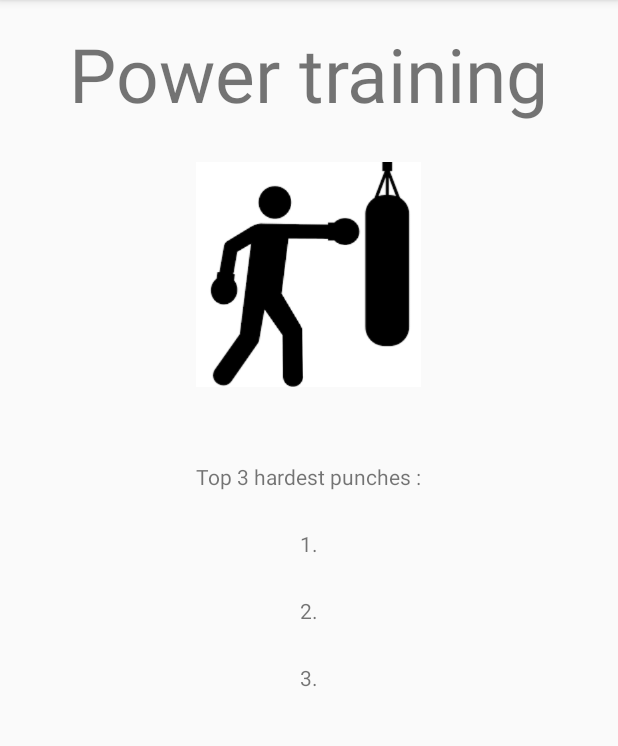
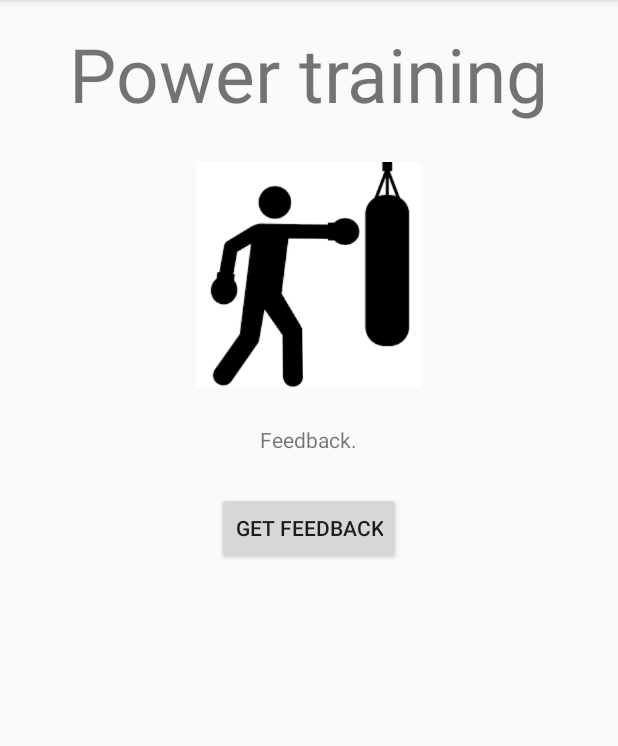
Before and after one commit to Gianni2U/BoxingSensorMobileFrontend, an Android app: the PowerTraining screen opened directly, with no data from a screen before it, on a phone screen of 412 x 824 dp, the part 84-830 px from its top. Run offline under Robolectric (Android 15) with nearby library versions, the phone set to English and light mode, and no system bars; our stand-ins replace Firebase (no records; nobody signed in at launch, a user with empty details on screens opened directly), Volley; 1 statement that could not run was skipped.

```diff
--- a/app/build.gradle
+++ b/app/build.gradle
@@ -29,4 +29,5 @@ dependencies {
     testImplementation 'junit:junit:4.13.2'
     androidTestImplementation 'androidx.test:runner:1.3.0'
     androidTestImplementation 'androidx.test.espresso:espresso-core:3.3.0'
+    compile 'com.mcxiaoke.volley:library:1.0.0'
 }
--- a/app/src/main/AndroidManifest.xml
+++ b/app/src/main/AndroidManifest.xml
@@ -2,6 +2,7 @@
 <manifest xmlns:android="http://schemas.android.com/apk/res/android"
     package="com.gianni.boxingsensormobilefrontend">
 
+    <uses-permission android:name="android.permission.INTERNET"/>
     <uses-permission android:name="android.permission.BLUETOOTH"/>
     <uses-permission android:name="android.permission.BLUETOOTH" />
     <uses-permission android:name="android.permission.BLUETOOTH_ADMIN"/>
--- a/app/src/main/java/com/gianni/boxingsensormobilefrontend/PowerTraining.java
+++ b/app/src/main/java/com/gianni/boxingsensormobilefrontend/PowerTraining.java
@@ -5,33 +5,75 @@ import androidx.appcompat.app.AppCompatActivity;
 
 import android.os.Bundle;
 import android.util.Log;
+import android.view.View;
+import android.widget.Button;
+import android.widget.EditText;
+import android.widget.TextView;
+import android.widget.Toast;
 
+import com.android.volley.Request;
+import com.android.volley.RequestQueue;
+import com.android.volley.Response;
+import com.android.volley.VolleyError;
+import com.android.volley.toolbox.JsonObjectRequest;
+import com.android.volley.toolbox.StringRequest;
 import com.google.firebase.database.DataSnapshot;
 import com.google.firebase.database.DatabaseError;
 import com.google.firebase.database.DatabaseReference;
 import com.google.firebase.database.FirebaseDatabase;
 import com.google.firebase.database.ValueEventListener;
 
+import org.json.JSONArray;
+import org.json.JSONException;
+import org.json.JSONObject;
+
+import java.util.ArrayList;
+import java.util.List;
+import java.util.Random;
+
 public class PowerTraining extends AppCompatActivity {
     private int TrainingModeID;
-    ValueEventListener postListener;
+    DatabaseReference reff;
+    TextView TVtop1;
+    TextView TVtop2;
+    TextView TVtop3;
+    Button GetDataBTN;
+    DataSnapshot snapshot;
+    String url;
+    private RequestQueue mQueue;
+    final int min = 100;
+    final int max = 200;
+    int random;
+    EditText editText;
 
     @Override
     protected void onCreate(Bundle savedInstanceState) {
         super.onCreate(savedInstanceState);
         setContentView(R.layout.activity_power_training);
+        TVtop1 = findViewById(R.id.Top1TV);
         ProgramModeToDatabase();
-        postListener = new ValueEventListener() {
+        GetDataBTN = findViewById(R.id.GetDatabutton);
+        editText = findViewById(R.id.EditText);
+        GetDataBTN.setOnClickListener(new View.OnClickListener() {
             @Override
-            public void onDataChange(@NonNull DataSnapshot dataSnapshot) {
+            public void onClick(View view) {
+                //ShowData();
+                //Log.d("Bericht","Button geklikt");
+                String powerpunch = editText.getText().toString();
+                int power = Integer.parseInt(powerpunch);
+                if(power > 150)
+                {
+                    TVtop1.setText("You did good");
+                }
+                if(power < 150)
+                {
+                    TVtop1.setText("You did bad");
+                }
+
 
             }
+        });
 
-            @Override
-            public void onCancelled(@NonNull DatabaseError databaseError) {
-
-            }
-        };
     }
     private void ProgramModeToDatabase()
     {
@@ -39,4 +81,54 @@ public class PowerTraining extends AppCompatActivity {
         DatabaseReference reference = rootNode.getReference("user_state");
         reference.setValue("1");
     }
+    private void ShowData()
+    {
+        /*
+        url = "https://boxing-sensor-databas-default-rtdb.europe-west1.firebasedatabase.app/Training_Mode_2/2021-04-27/Samuel/Punches/-MZJwyoZEGdMbqb_M75K.json";
+        JsonObjectRequest request = new JsonObjectRequest(Request.Method.GET, url, null,
+                new Response.Listener<JSONObject>() {
+                    @Override
+                    public void onResponse(JSONObject response) {
+                        try {
+                            Log.d("YEes","Yoehoe");
+                            JSONArray jsonArray = response.getJSONArray("Punches");
+
+                            for(int i = 0; i <jsonArray.length();i++)
+                            {
+                                JSONObject Punches = jsonArray.getJSONObject(i);
+                                String Top1 = Punches.getString("-MZJwyoZEGdMbqb_M75K");
+                                TVtop1.append(Top1);
+
+                            }
+                        } catch (JSONException e) {
+                            e.printStackTrace();
+                        }
+                    }
+                }, new Response.ErrorListener() {
+            @Override
+            public void onErrorResponse(VolleyError error) {
+                error.printStackTrace();
+            }
+        });
+        mQueue.add(request);
+        */
+        /*
+        reff = FirebaseDatabase.getInstance().getReference().child("Training_Mode_2").child("2021-04-27/Samuel/Punches");
+        reff.addValueEventListener(new ValueEventListener() {
+            @Override
+            public void onDataChange(@NonNull DataSnapshot dataSnapshot) {
+                TVtop1 = findViewById(R.id.Top1TV);
+                Log.d("Waarde","GElukt");
+                String name = dataSnapshot.child("-MZJwyoZEGdMbqb_M75K").getValue().toString();
+                TVtop1.setText(name);
+                Toast.makeText(getApplicationContext(),"Data uithalen",Toast.LENGTH_SHORT).show();
+            }
+
+            @Override
+            public void onCancelled(@NonNull DatabaseError error) {
+
+            }
+        });
+    }*/
 }
+}
--- a/app/src/main/java/com/gianni/boxingsensormobilefrontend/SpeedTraining.java
+++ b/app/src/main/java/com/gianni/boxingsensormobilefrontend/SpeedTraining.java
@@ -156,7 +156,6 @@ public class SpeedTraining extends AppCompatActivity {
 
                 String input = mEditTextInput.getText().toString();
                 if (input.length() == 0) {
-                    MakeToast("Field can't be empty");
                     return;
                 }
                 seconds = convertMinToSeconds(Integer.parseInt(input));
--- a/app/src/main/res/layout/activity_power_training.xml
+++ b/app/src/main/res/layout/activity_power_training.xml
@@ -22,29 +22,20 @@
         android:layout_gravity="center"/>
 
     <TextView
-        android:layout_width="wrap_content"
-        android:layout_height="wrap_content"
-        android:layout_marginTop="50dp"
-        android:text="Top 3 hardest punches :"
-        android:layout_gravity="center"/>
-    <TextView
+        android:id="@+id/Top1TV"
         android:layout_width="wrap_content"
         android:layout_height="wrap_content"
         android:layout_marginTop="25dp"
         android:layout_gravity="center"
-        android:text="1."/>
-    <TextView
+        android:text="Feedback."/>
+
+    <Button
+        android:id="@+id/GetDatabutton"
         android:layout_width="wrap_content"
         android:layout_height="wrap_content"
+        android:layout_gravity="center"
         android:layout_marginTop="25dp"
-        android:layout_gravity="center"
-        android:text="2."/>
-    <TextView
-        android:layout_width="wrap_content"
-        android:layout_height="wrap_content"
-        android:layout_marginTop="25dp"
-        android:layout_gravity="center"
-        android:text="3."/>
+        android:text="Get feedback" />
 
 
 </LinearLayout>
--- a/app/src/main/res/layout/activity_speed_training.xml
+++ b/app/src/main/res/layout/activity_speed_training.xml
@@ -21,12 +21,19 @@
         android:layout_marginTop="25dp"
         android:layout_gravity="center"/>
 
+    <TextView
+        android:layout_width="wrap_content"
+        android:layout_height="wrap_content"
+        android:layout_marginTop="15dp"
+        android:hint="Feedback"
+        android:layout_gravity="center"/>
+
     <EditText
         android:id="@+id/edit_text_input"
         android:layout_width="200dp"
         android:layout_height="wrap_content"
         android:hint="Minutes"
-        android:layout_marginTop="50dp"
+        android:layout_marginTop="10dp"
         android:layout_gravity="center"
         android:inputType="number"
         android:maxLength="4" />
```
